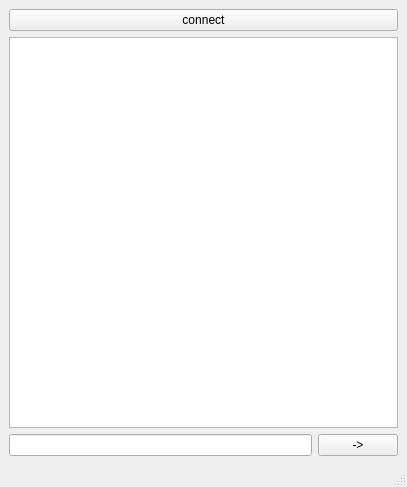
Qt form mainwindow.ui (Alextrp/Client) before a commit.
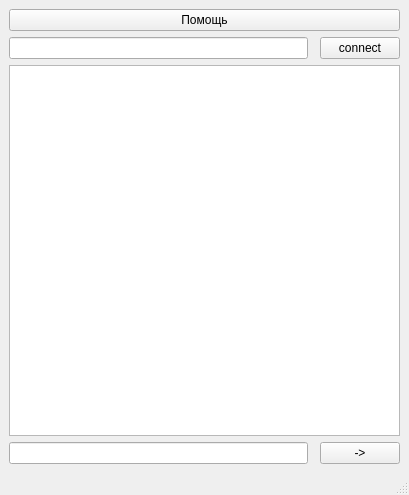
The same form after that commit.

Commit message: Добавлено окно Help для предоставления дополнительной информации пользователям

Patch:
```diff
--- a/mainwindow.ui
+++ b/mainwindow.ui
@@ -6,8 +6,8 @@
    <rect>
     <x>0</x>
     <y>0</y>
-    <width>407</width>
-    <height>487</height>
+    <width>409</width>
+    <height>495</height>
    </rect>
   </property>
   <property name="windowTitle">
@@ -15,23 +15,33 @@
   </property>
   <widget class="QWidget" name="centralwidget">
    <layout class="QGridLayout" name="gridLayout">
-    <item row="2" column="0">
+    <item row="1" column="2">
+     <widget class="QPushButton" name="pushButton">
+      <property name="text">
+       <string>connect</string>
+      </property>
+     </widget>
+    </item>
+    <item row="3" column="0">
      <widget class="QLineEdit" name="lineEdit"/>
     </item>
-    <item row="2" column="1">
+    <item row="1" column="0">
+     <widget class="QLineEdit" name="lineEdit_2"/>
+    </item>
+    <item row="3" column="2">
      <widget class="QPushButton" name="pushButton_2">
       <property name="text">
        <string>-&gt;</string>
       </property>
      </widget>
     </item>
-    <item row="1" column="0" colspan="2">
+    <item row="2" column="0" colspan="3">
      <widget class="QTextBrowser" name="textBrowser"/>
     </item>
-    <item row="0" column="0" colspan="2">
-     <widget class="QPushButton" name="pushButton">
+    <item row="0" column="0" colspan="3">
+     <widget class="QPushButton" name="pushButton_3">
       <property name="text">
-       <string>connect</string>
+       <string>Помощь</string>
       </property>
      </widget>
     </item>
```
Left out of the diff: 2 changed lines with no effect on the pictures. The commit also changes 7 other files.
